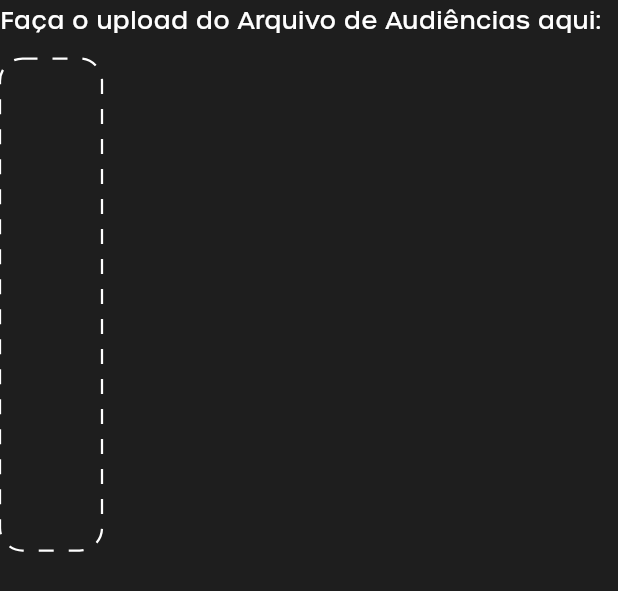
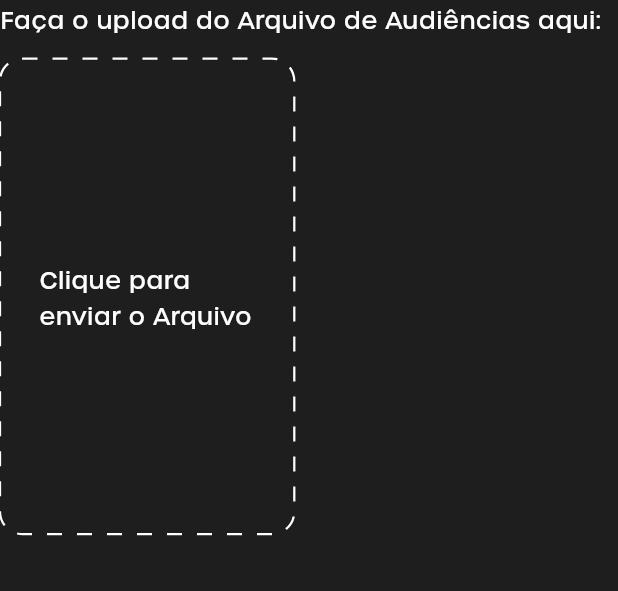
Before and after one commit to Alnadm/ruggerirosafrontend, a Flutter app: the FileUploader widget shown alone on an empty page, opened directly, on a phone screen of 412 x 824 dp. Shown: the top 591 px of the screen. Run offline on Flutter 3.47's test engine with Material 3 defaults, Android fonts, the light colour scheme and no system bars; drawn by our look-alikes of dotted_border; our stand-ins replace file_picker, get, shimmer; network calls fail.

Commit message:
Correção da responsividade Home

```diff
--- a/lib/home/file_uploader.dart
+++ b/lib/home/file_uploader.dart
@@ -208,8 +208,8 @@ class _FileUploaderState extends State<FileUploader> {
               shadowColor: Colors.transparent,
             ),
             child: Container(
-              width: MediaQuery.of(context).size.width - 890,
-              height: MediaQuery.of(context).size.height - 500,
+              width: MediaQuery.of(context).size.width * 0.35,
+              height: MediaQuery.of(context).size.height * 0.38,
               alignment: Alignment.center,
               child: Text(
                 'Clique para enviar o Arquivo',
--- a/lib/home/info_list_home.dart
+++ b/lib/home/info_list_home.dart
@@ -23,7 +23,7 @@ class InfoListHome extends StatelessWidget {
 
         return Container(
           width: MediaQuery.of(context).size.width * 0.38,
-          height: MediaQuery.of(context).size.height - 500,
+          height: MediaQuery.of(context).size.height * 0.38,
           child: NotificationListener<ScrollNotification>(
             onNotification: (ScrollNotification scrollInfo) {
               if (scrollInfo.metrics.pixels ==
```
Also changed, not shown: lib/home/home.dart (+5 -3 lines).
